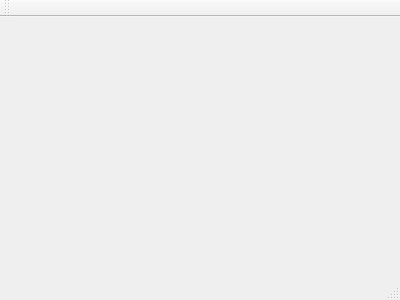
The window that uarm_controller.ui (danielbank/uArm-test-utility) describes before a commit, drawn with Qt 5.
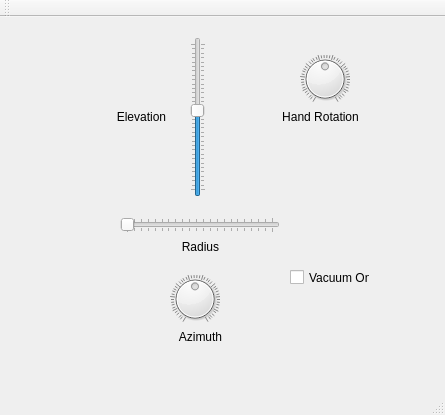
The same window after the commit.

The edit to the form file:
```diff
--- a/uarm_controller.ui
+++ b/uarm_controller.ui
@@ -1,24 +1,196 @@
 <ui version="4.0">
  <class>uArm_controller</class>
- <widget class="QMainWindow" name="uArm_controller" >
-  <property name="geometry" >
+ <widget class="QMainWindow" name="uArm_controller">
+  <property name="geometry">
    <rect>
     <x>0</x>
     <y>0</y>
-    <width>400</width>
-    <height>300</height>
+    <width>445</width>
+    <height>415</height>
    </rect>
   </property>
   <property name="windowTitle" >
    <string>uArm_controller</string>
   </property>
-  <widget class="QMenuBar" name="menuBar" />
-  <widget class="QToolBar" name="mainToolBar" />
-  <widget class="QWidget" name="centralWidget" />
-  <widget class="QStatusBar" name="statusBar" />
+  <widget class="QWidget" name="centralWidget">
+   <widget class="QSlider" name="radius">
+    <property name="geometry">
+     <rect>
+      <x>120</x>
+      <y>200</y>
+      <width>160</width>
+      <height>16</height>
+     </rect>
+    </property>
+    <property name="maximum">
+     <number>210</number>
+    </property>
+    <property name="orientation">
+     <enum>Qt::Horizontal</enum>
+    </property>
+    <property name="tickPosition">
+     <enum>QSlider::TicksBothSides</enum>
+    </property>
+   </widget>
+   <widget class="QSlider" name="elevation">
+    <property name="geometry">
+     <rect>
+      <x>190</x>
+      <y>20</y>
+      <width>16</width>
+      <height>160</height>
+     </rect>
+    </property>
+    <property name="minimum">
+     <number>-180</number>
+    </property>
+    <property name="maximum">
+     <number>150</number>
+    </property>
+    <property name="orientation">
+     <enum>Qt::Vertical</enum>
+    </property>
+    <property name="tickPosition">
+     <enum>QSlider::TicksBothSides</enum>
+    </property>
+   </widget>
+   <widget class="QDial" name="azimuth">
+    <property name="geometry">
+     <rect>
+      <x>170</x>
+      <y>250</y>
+      <width>50</width>
+      <height>64</height>
+     </rect>
+    </property>
+    <property name="minimum">
+     <number>-90</number>
+    </property>
+    <property name="maximum">
+     <number>90</number>
+    </property>
+    <property name="notchesVisible">
+     <bool>true</bool>
+    </property>
+   </widget>
+   <widget class="QDial" name="hand_rotation">
+    <property name="geometry">
+     <rect>
+      <x>300</x>
+      <y>30</y>
+      <width>50</width>
+      <height>64</height>
+     </rect>
+    </property>
+    <property name="minimum">
+     <number>-90</number>
+    </property>
+    <property name="maximum">
+     <number>90</number>
+    </property>
+    <property name="notchesVisible">
+     <bool>true</bool>
+    </property>
+   </widget>
+   <widget class="QCheckBox" name="vacuum_on">
+    <property name="geometry">
+     <rect>
+      <x>290</x>
+      <y>250</y>
+      <width>80</width>
+      <height>21</height>
+     </rect>
+    </property>
+    <property name="text">
+     <string>Vacuum On</string>
+    </property>
+   </widget>
+   <widget class="QLabel" name="base_rotation_label">
+    <property name="geometry">
+     <rect>
+      <x>150</x>
+      <y>310</y>
+      <width>101</width>
+      <height>20</height>
+     </rect>
+    </property>
+    <property name="text">
+     <string>Azimuth</string>
+    </property>
+    <property name="alignment">
+     <set>Qt::AlignCenter</set>
+    </property>
+   </widget>
+   <widget class="QLabel" name="radius_label">
+    <property name="geometry">
+     <rect>
+      <x>150</x>
+      <y>220</y>
+      <width>101</width>
+      <height>20</height>
+     </rect>
+    </property>
+    <property name="text">
+     <string>Radius</string>
+    </property>
+    <property name="alignment">
+     <set>Qt::AlignCenter</set>
+    </property>
+   </widget>
+   <widget class="QLabel" name="label">
+    <property name="geometry">
+     <rect>
+      <x>111</x>
+      <y>90</y>
+      <width>61</width>
+      <height>20</height>
+     </rect>
+    </property>
+    <property name="text">
+     <string>Elevation</string>
+    </property>
+    <property name="alignment">
+     <set>Qt::AlignCenter</set>
+    </property>
+   </widget>
+   <widget class="QLabel" name="base_rotation_label_3">
+    <property name="geometry">
+     <rect>
+      <x>270</x>
+      <y>90</y>
+      <width>101</width>
+      <height>20</height>
+     </rect>
+    </property>
+    <property name="text">
+     <string>Hand Rotation</string>
+    </property>
+    <property name="alignment">
+     <set>Qt::AlignCenter</set>
+    </property>
+   </widget>
+  </widget>
+  <widget class="QMenuBar" name="menuBar">
+   <property name="geometry">
+    <rect>
+     <x>0</x>
+     <y>0</y>
+     <width>445</width>
+     <height>19</height>
+    </rect>
+   </property>
+  </widget>
+  <widget class="QToolBar" name="mainToolBar">
+   <attribute name="toolBarArea">
+    <enum>TopToolBarArea</enum>
+   </attribute>
+   <attribute name="toolBarBreak">
+    <bool>false</bool>
+   </attribute>
+  </widget>
+  <widget class="QStatusBar" name="statusBar"/>
  </widget>
- <layoutDefault spacing="6" margin="11" />
- <pixmapfunction></pixmapfunction>
+ <layoutdefault spacing="6" margin="11"/>
  <resources/>
  <connections/>
 </ui>
```
Left out of the diff: 3 changed lines with no effect on the pictures.
